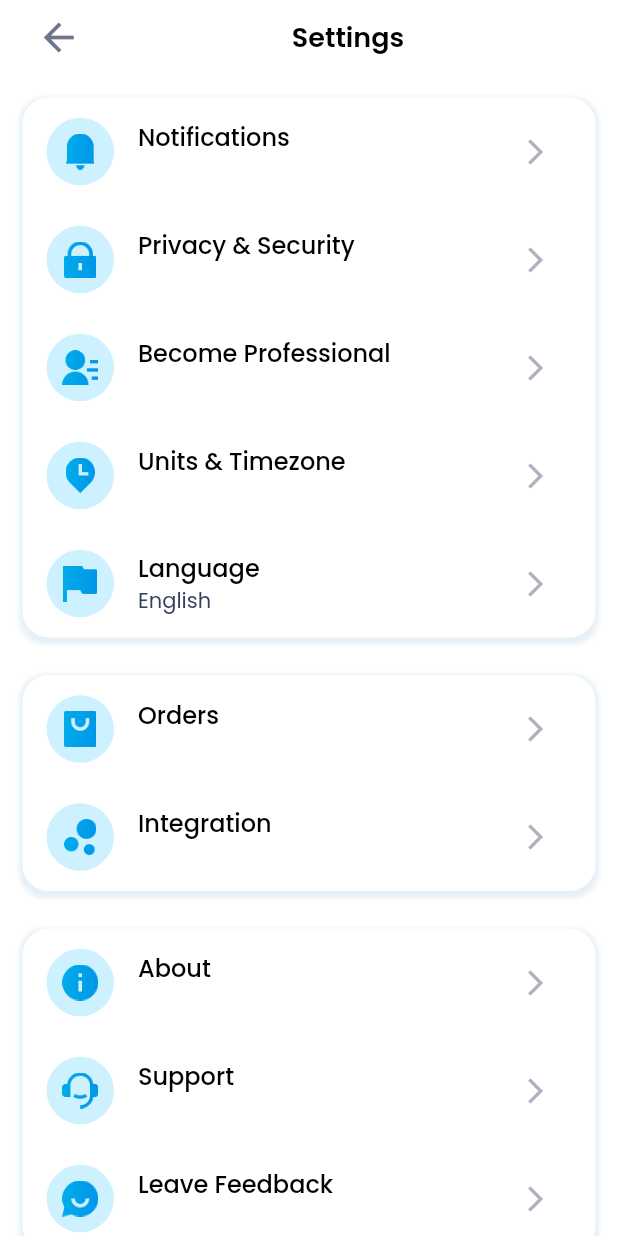
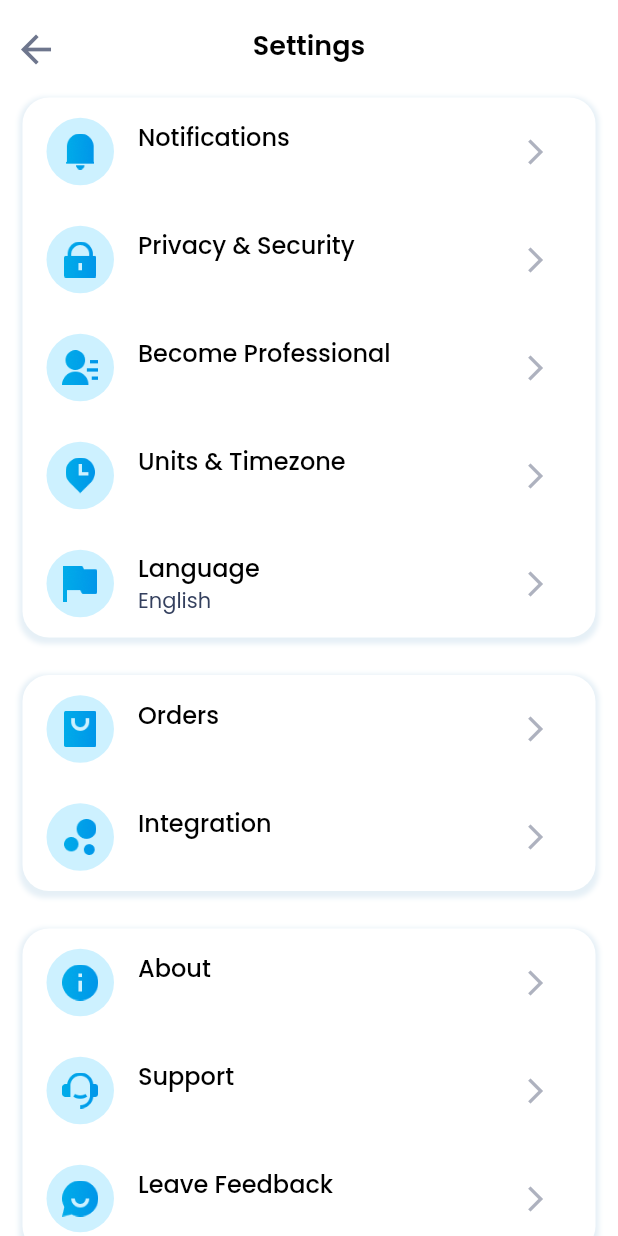
Before and after one commit to devprotec/settings_page, a Flutter app: the MainSettingsPage screen opened directly, on a phone screen of 412 x 824 dp. Run offline on Flutter 3.47's test engine with Material 2 defaults, Android fonts, the phone set to English and light mode, and no system bars; our stand-ins replace cached_network_image, flutter_svg, get, shared_preferences; missing offline and left inert: connectivity_plus_web, shared_preferences_web; accounts and stored records are empty.

Commit message:
updated settings  page

```diff
--- a/lib/presentation/main_settings_page.dart
+++ b/lib/presentation/main_settings_page.dart
@@ -1,5 +1,6 @@
 import 'package:flutter/material.dart';
 import 'package:get/get.dart';
+import 'package:settings_page/widgets/app_bar_widget.dart';
 import 'package:settings_page/widgets/columWidget.dart';
 
 import '../theme/app_decoration.dart';
@@ -18,22 +19,9 @@ class MainSettingsPage extends StatelessWidget {
       backgroundColor: Colors.white,
       appBar: PreferredSize(
         preferredSize: Size.fromHeight(50),
-        child: Container(
-          margin: getMargin(left: 12, right: 12),
-          child:
-              Row(mainAxisAlignment: MainAxisAlignment.spaceAround, children: [
-            Constants.arrowBacks,
-            Container(
-              width: size.width * 0.8,
-              child: Center(
-                child: Text(
-                  "lbl_settings".tr,
-                  style: Constants.titleTextStyle,
-                  textAlign: TextAlign.center,
-                ),
-              ),
-            ),
-          ]),
+        child: AppbarWidget(
+          appBarTitle: "lbl_settings".tr,
+          hasActions: true,
         ),
       ),
       body: SingleChildScrollView(
```
